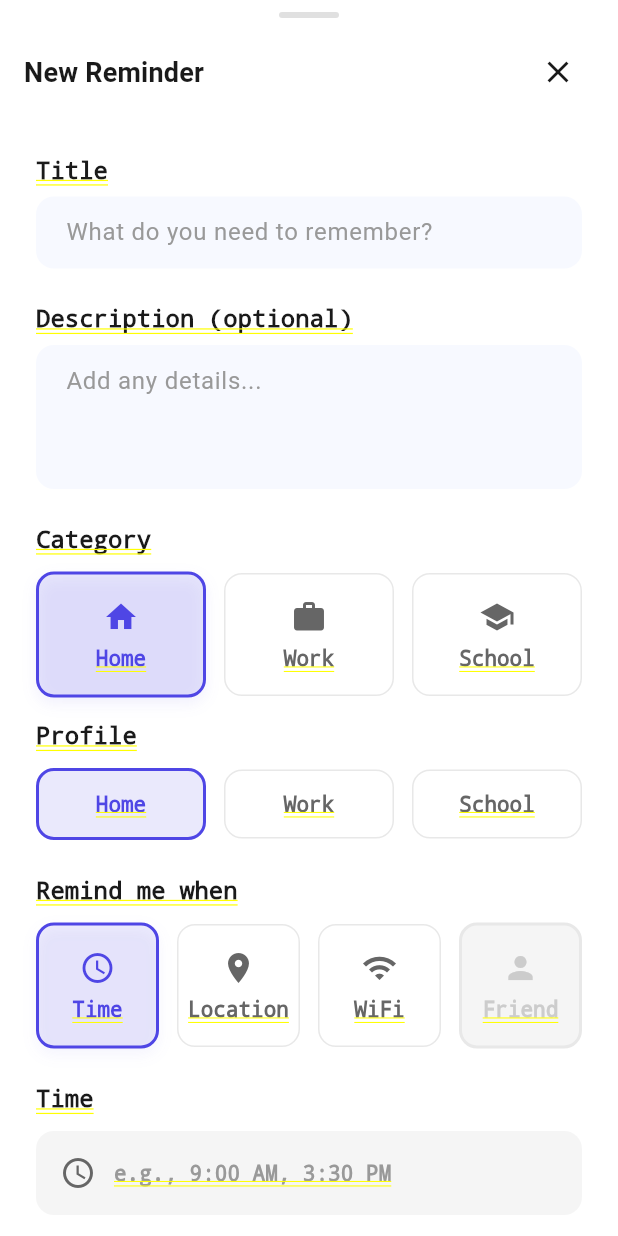
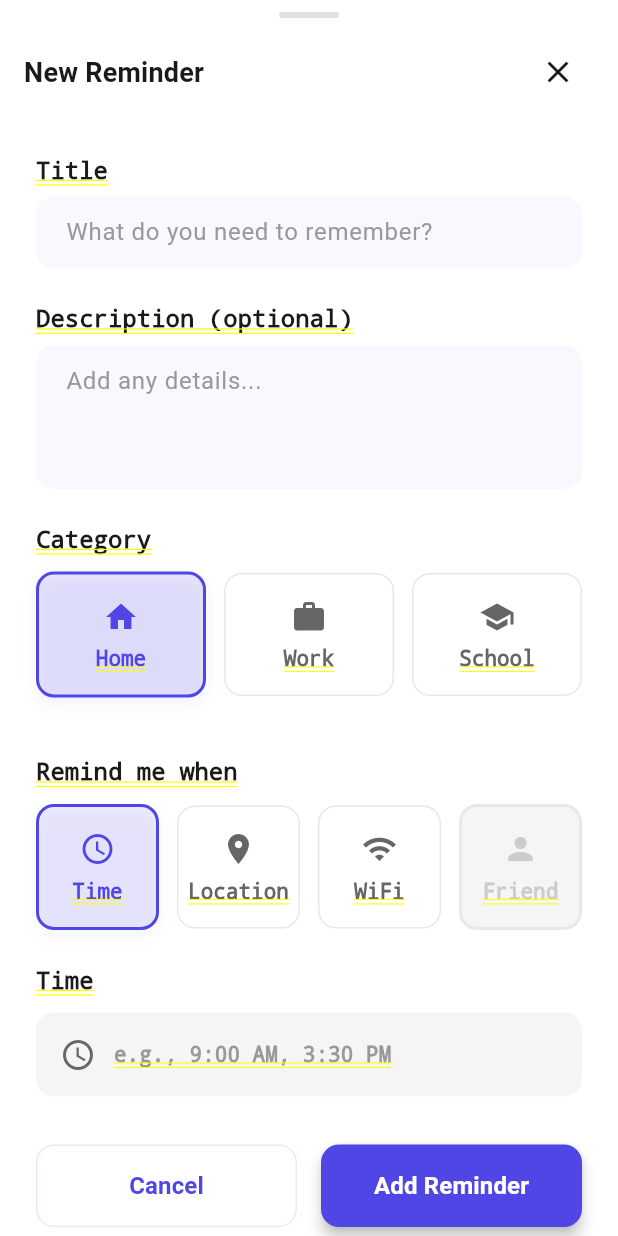
Before and after one commit to mihai337/SmartReminderFrontend, a Flutter app: the AddTaskScreen screen opened directly, on a phone screen of 412 x 824 dp. Run offline on Flutter 3.47's test engine with Material 3 defaults, Android fonts, the phone set to English and light mode, and no system bars; our stand-ins replace cloud_firestore, connectivity_plus, firebase_auth, firebase_core, flutter_local_notifications, geolocator and 1 more; missing offline and left inert: network_info_plus, workmanager; accounts and stored records are empty; network calls fail.

```diff
--- a/lib/models/task.dart
+++ b/lib/models/task.dart
@@ -1,5 +1,3 @@
-import 'package:cloud_firestore/cloud_firestore.dart';
-
 enum TriggerType { location, time, wifi }
 
 // Backend enums from Java
@@ -62,7 +60,7 @@ class TimeTrigger extends Trigger {
     id: json['id'] is int ? json['id'] as int : (json['id'] is num ? (json['id'] as num).toInt() : null),
     triggered: json['triggered'] as bool? ?? false,
     onEnter: json['onEnter'] as bool? ?? false,
-    time: DateTime.parse(json['time'] as String),
+    time: DateTime.parse(json['time'] as String).toLocal(),
   );
 }
 
@@ -88,7 +86,7 @@ class LocationTrigger extends Trigger {
   };
 
   static LocationTrigger fromJson(Map<String, dynamic> json) => LocationTrigger(
-    id: json['id'] is int ? json['id'] as int : (json['id'] is num ? (json['id'] as num).toInt() : null),
+    id: json['id'] as int,
     triggered: json['triggered'] as bool? ?? false,
     onEnter: json['onEnter'] as bool? ?? false,
     latitude:  (json['latitude'] as num).toDouble() ,
@@ -98,7 +96,7 @@ class LocationTrigger extends Trigger {
 }
 
 class Task {
-  final String id;
+  final int? id;
   final String title;
   final String? description;
 
@@ -108,7 +106,7 @@ class Task {
   final Trigger trigger; // polymorphic trigger
 
   Task({
-    required this.id,
+    this.id,
     required this.title,
     this.description,
     this.status = TaskStatus.PENDING,
@@ -126,7 +124,7 @@ class Task {
   };
 
   factory Task.fromJson(Map<String, dynamic> json) => Task(
-    id: json['id'] as String,
+    id: json['id'] as int,
     title: json['title'] as String,
     description: json['description'] as String?,
     status: json['status'] != null ? TaskStatus.values.firstWhere((e) => e.name == json['status'], orElse: () => TaskStatus.PENDING) : TaskStatus.PENDING,
@@ -135,7 +133,7 @@ class Task {
   );
 
   Task copyWith({
-    String? id,
+    int? id,
     String? title,
     String? description,
     TaskStatus? status,
--- a/lib/screens/home/home_screen.dart
+++ b/lib/screens/home/home_screen.dart
@@ -58,7 +58,7 @@ class _HomeScreenState extends State<HomeScreen> {
                           final snoozeUntil = DateTime.now().add(duration);
                          // _taskService.snoozeTask(task, snoozeUntil);
                         },
-                        onDelete: () => _taskService.deleteTask(task.id),
+                        onDelete: () => _taskService.deleteTask(task.id!),
                       );
                     },
                   );
--- a/lib/screens/task/add_task_screen.dart
+++ b/lib/screens/task/add_task_screen.dart
@@ -1,5 +1,4 @@
 import 'package:flutter/material.dart';
-import 'package:cloud_firestore/cloud_firestore.dart';
 import 'package:smartreminders/models/task.dart';
 import 'package:smartreminders/models/saved_location.dart';
 import 'package:smartreminders/services/auth_service.dart';
@@ -98,7 +97,7 @@ class _AddTaskScreenState extends State<AddTaskScreen> {
     }
 
     final task = Task(
-      id: FirebaseFirestore.instance.collection('tasks').doc().id,
+      // id: FirebaseFirestore.instance.collection('tasks').doc().id,
       title: _titleController.text.trim(),
       description: _descriptionController.text.trim(),
       status: TaskStatus.PENDING ,
@@ -164,12 +163,6 @@ class _AddTaskScreenState extends State<AddTaskScreen> {
           const SizedBox(height: 12),
           _buildCategorySelector(),
           const SizedBox(height: 16),
-          const Text(
-            'Profile',
-            style: TextStyle(fontSize: 16, fontWeight: FontWeight.w600, color: Color(0xFF1A1A1A)),
-          ),
-          const SizedBox(height: 12),
-          _buildProfileSelector(),
           const SizedBox(height: 24),
           const Text(
             'Remind me when',
@@ -325,41 +318,6 @@ class _AddTaskScreenState extends State<AddTaskScreen> {
     );
   }
 
-  Widget _buildProfileSelector() {
-    return Row(
-      children: [
-        _buildProfileButton('Home', TaskProfile.HOME),
-        const SizedBox(width: 12),
-        _buildProfileButton('Work', TaskProfile.WORK),
-        const SizedBox(width: 12),
-        _buildProfileButton('School', TaskProfile.SCHOOL),
-      ],
-    );
-  }
-
-  Widget _buildProfileButton(String label, TaskProfile profile) {
-    final isSelected = _selectedProfile == profile;
-
-    return Expanded(
-      child: GestureDetector(
-        onTap: () => setState(() => _selectedProfile = profile),
-        child: AnimatedContainer(
-          duration: _animDuration,
-          curve: _animCurve,
-          padding: const EdgeInsets.symmetric(vertical: 14),
-          decoration: BoxDecoration(
-            color: isSelected ? _withOpacity(_primaryColor, 0.12) : Colors.white,
-            borderRadius: BorderRadius.circular(12),
-            border: Border.all(color: isSelected ? _primaryColor : const Color(0xFFE8E8E8), width: isSelected ? 2 : 1),
-          ),
-          child: Center(
-            child: Text(label, style: TextStyle(fontSize: 14, fontWeight: FontWeight.w600, color: isSelected ? _primaryColor : const Color(0xFF666666))),
-          ),
-        ),
-      ),
-    );
-  }
-
   Widget _buildTriggerTypeSelector() {
     return Row(
       children: [
@@ -468,9 +426,9 @@ class _AddTaskScreenState extends State<AddTaskScreen> {
             ButtonSegment(value: true, label: Text('Enter'), icon: Icon(Icons.login)),
             ButtonSegment(value: false, label: Text('Exit'), icon: Icon(Icons.logout)),
           ],
-          selected: _selectedStateChange != null ? <bool>{_selectedStateChange!} : <bool>{},
+          selected: <bool>{_selectedStateChange},
           emptySelectionAllowed: true,
-          onSelectionChanged: (set) => setState(() => _selectedStateChange = set.isNotEmpty ? set.first! : true),
+          onSelectionChanged: (set) => setState(() => _selectedStateChange = set.isNotEmpty ? set.first : true),
           showSelectedIcon: true,
         ),
         const SizedBox(height: 16),
@@ -606,9 +564,9 @@ class _AddTaskScreenState extends State<AddTaskScreen> {
             ButtonSegment(value: true, label: Text('Connect'), icon: Icon(Icons.wifi)),
             ButtonSegment(value: false, label: Text('Disconnect'), icon: Icon(Icons.wifi_off)),
             ],
-          selected: _selectedStateChange != null ? <bool>{_selectedStateChange!} : <bool>{},
+          selected: <bool>{_selectedStateChange},
           emptySelectionAllowed: true,
-          onSelectionChanged: (set) => setState(() => _selectedStateChange = set.isNotEmpty ? set.first! : true),
+          onSelectionChanged: (set) => setState(() => _selectedStateChange = set.isNotEmpty ? set.first : true),
           showSelectedIcon: true,
         ),
         const SizedBox(height: 16),
--- a/lib/services/notification_service.dart
+++ b/lib/services/notification_service.dart
@@ -82,7 +82,7 @@ class NotificationService {
         '📌 ${task.title}',
         task.description ?? 'Your reminder is ready',
         details,
-        payload: task.id,
+        payload: task.id.toString(),
       );
     } catch (e) {
       print('Failed to show notification: $e');
--- a/lib/services/task_service.dart
+++ b/lib/services/task_service.dart
@@ -33,7 +33,6 @@ class TaskService {
 
     try {
       final resp = await _api.post('/api/task', task.toJson());
-      //printToConsole(task.toJson().toString());
       if (resp.statusCode < 200 || resp.statusCode >= 300) {
         throw Exception('Create task failed: ${resp.statusCode} ${resp.body}');
       }
@@ -54,7 +53,7 @@ class TaskService {
     }
   }
 
-  Future<void> deleteTask(String taskId) async {
+  Future<void> deleteTask(int taskId) async {
     try {
       final resp = await _api.delete('/api/task/$taskId');
       if (resp.statusCode < 200 || resp.statusCode >= 300) {
```
